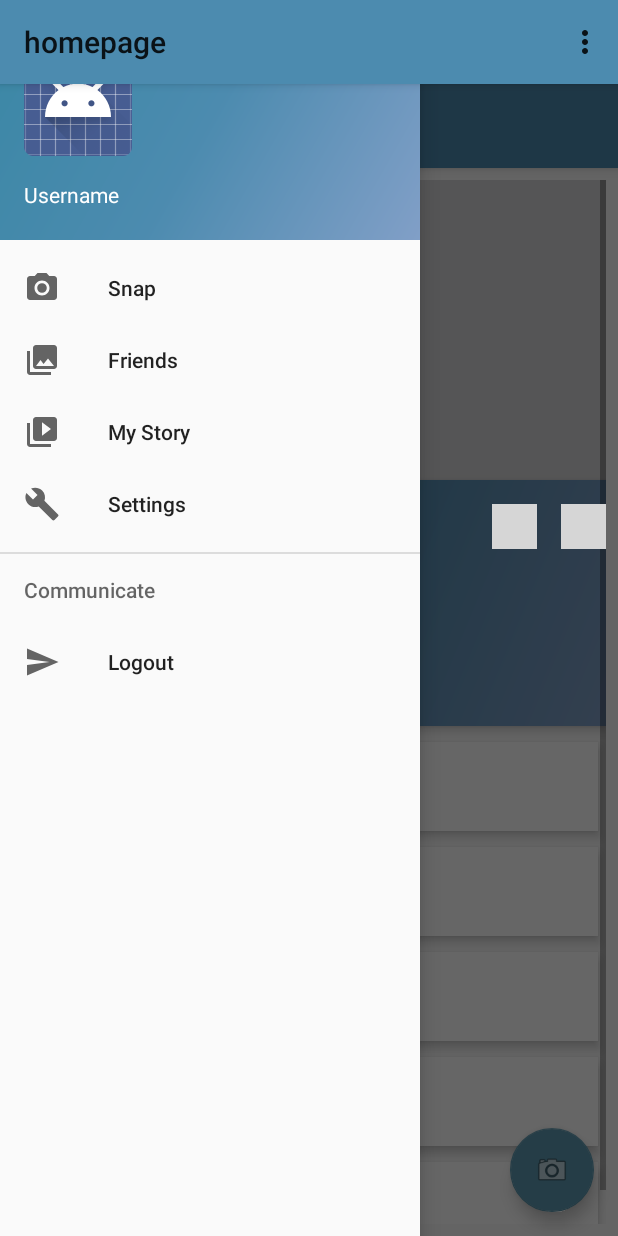
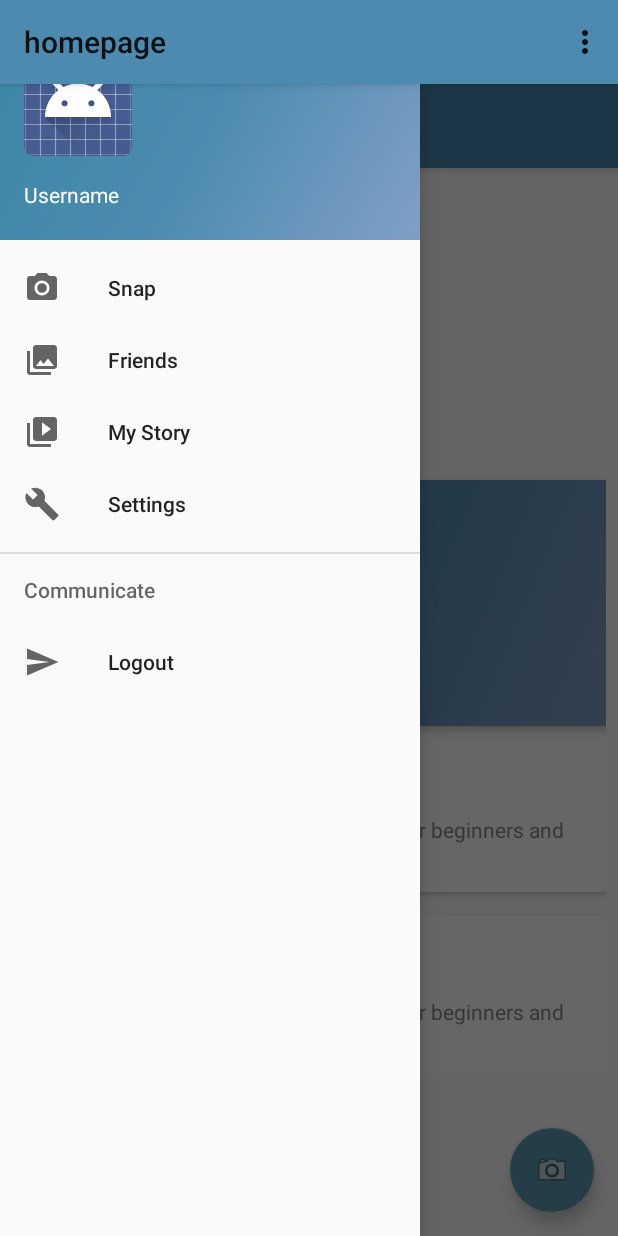
Before and after one commit to nayntisvn/JavaIV_Project_ChatSnap, an Android app: the screen it shows after launch (homepage), with the side drawer open, on a phone screen of 412 x 824 dp. Run offline under Robolectric (Android 15) with nearby library versions, the phone set to English and light mode, and no system bars; our stand-ins replace ButterKnife; 1 statement that could not run was skipped; grey boxes are pictures that could not be loaded.

Commit message:
Ui update 2: content_homepage

```diff
--- a/app/src/main/res/layout/content_homepage.xml
+++ b/app/src/main/res/layout/content_homepage.xml
@@ -11,21 +11,23 @@
     <ScrollView
         android:layout_width="0dp"
         android:layout_height="0dp"
+        android:layout_marginBottom="8dp"
+        android:layout_marginEnd="8dp"
+        android:layout_marginLeft="8dp"
+        android:layout_marginRight="8dp"
+        android:layout_marginStart="8dp"
+        android:layout_marginTop="8dp"
+        app:layout_constraintBottom_toBottomOf="parent"
+        app:layout_constraintHorizontal_bias="0.0"
+        app:layout_constraintLeft_toLeftOf="parent"
+        app:layout_constraintRight_toRightOf="parent"
+        app:layout_constraintTop_toTopOf="parent"
+        app:layout_constraintVertical_bias="0.0"
         tools:ignore="MissingConstraints"
-        tools:layout_constraintTop_creator="1"
+        tools:layout_constraintBottom_creator="1"
+        tools:layout_constraintLeft_creator="1"
         tools:layout_constraintRight_creator="1"
-        tools:layout_constraintBottom_creator="1"
-        android:layout_marginStart="8dp"
-        app:layout_constraintBottom_toBottomOf="parent"
-        android:layout_marginEnd="8dp"
-        app:layout_constraintRight_toRightOf="parent"
-        android:layout_marginTop="8dp"
-        tools:layout_constraintLeft_creator="1"
-        android:layout_marginBottom="8dp"
-        app:layout_constraintLeft_toLeftOf="parent"
-        app:layout_constraintTop_toTopOf="parent"
-        android:layout_marginLeft="8dp"
-        android:layout_marginRight="8dp">
+        tools:layout_constraintTop_creator="1">
 
         <RelativeLayout
             android:layout_width="match_parent"
@@ -35,8 +37,7 @@
                 android:id="@+id/header_cover_image"
                 android:layout_width="match_parent"
                 android:layout_height="200dp"
-                android:scaleType="centerCrop"
-                android:src="@drawable/our_savior" />
+                android:scaleType="centerCrop"/>
 
             <ImageButton
                 android:id="@+id/user_profile_photo"
@@ -45,40 +46,21 @@
                 android:layout_below="@+id/header_cover_image"
                 android:layout_centerHorizontal="true"
                 android:layout_marginTop="-60dp"
-                android:background="@drawable/our_savior"
+                android:background="@drawable/profile_circular_border_imageview"
                 android:elevation="5dp"
                 android:padding="20dp"
-                android:scaleType="centerCrop"
-                android:src="@drawable/our_savior" />
+                android:scaleType="centerCrop" />
 
             <RelativeLayout
                 android:id="@+id/profile_layout"
                 android:layout_width="match_parent"
                 android:layout_height="wrap_content"
+                android:layout_alignParentLeft="true"
+                android:layout_alignParentStart="true"
+                android:layout_below="@+id/header_cover_image"
                 android:background="@drawable/side_nav_bar"
                 android:elevation="4dp"
-                android:paddingBottom="24dp"
-                android:layout_below="@+id/header_cover_image"
-                android:layout_alignParentLeft="true"
-                android:layout_alignParentStart="true">
-
-                <ImageView
-                    android:id="@+id/add_friend"
-                    android:layout_width="30dp"
-                    android:layout_height="30dp"
-                    android:layout_marginLeft="16dp"
-                    android:layout_marginTop="16dp"
-                    android:layout_toLeftOf="@+id/drop_down_option_menu"
-                    android:src="@drawable/our_savior" />
-
-                <ImageView
-                    android:id="@+id/drop_down_option_menu"
-                    android:layout_width="30dp"
-                    android:layout_height="30dp"
-                    android:layout_alignParentRight="true"
-                    android:layout_marginLeft="16dp"
-                    android:layout_marginTop="16dp"
-                    android:src="@drawable/our_savior" />
+                android:paddingBottom="24dp">
 
                 <TextView
                     android:id="@+id/user_profile_name"
@@ -111,60 +93,91 @@
                 android:layout_marginTop="5dp"
                 android:orientation="vertical">
 
-                <TextView
-                    android:layout_width="fill_parent"
+                <android.support.v7.widget.CardView
+                    android:id="@+id/android_card_view_example"
+                    android:layout_width="match_parent"
+                    android:layout_height="wrap_content">
+
+                    <RelativeLayout
+                        android:layout_width="match_parent"
                         android:layout_height="wrap_content"
-                    android:layout_margin="5dp"
                         android:background="#fff"
-                    android:clickable="true"
                         android:elevation="4dp"
-                    android:padding="20dp"
-                    android:text="Android Profile UI Design" />
+                        android:padding="16dp">
+
+                        <ImageView
+                            android:id="@+id/cardview_image"
+                            android:layout_width="wrap_content"
+                            android:layout_height="wrap_content"
+                            android:layout_alignParentTop="true"
+                            android:layout_marginRight="18dp"/>
 
                         <TextView
-                    android:layout_width="fill_parent"
+                            android:id="@+id/cardview_list_title"
+                            android:layout_width="wrap_content"
                             android:layout_height="wrap_content"
-                    android:layout_margin="5dp"
-                    android:layout_marginBottom="3dp"
-                    android:layout_marginTop="3dp"
-                    android:background="#fff"
-                    android:clickable="true"
-                    android:elevation="4dp"
-                    android:padding="20dp"
-                    android:text="Android Profile XMl UI Design" />
+                            android:layout_alignParentTop="true"
+                            android:layout_toRightOf="@+id/cardview_image"
+                            android:paddingBottom="5dp"
+                            android:text="Viral Android"
+                            android:textSize="24sp" />
 
                         <TextView
-                    android:layout_width="fill_parent"
+                            android:id="@+id/short_description"
+                            android:layout_width="wrap_content"
                             android:layout_height="wrap_content"
-                    android:layout_margin="5dp"
+                            android:layout_below="@+id/cardview_list_title"
+                            android:layout_toRightOf="@+id/cardview_image"
+                            android:text="Free android tutorials and examples for beginners and expert."
+                            android:textColor="#8b8b8b" />
+
+                    </RelativeLayout>
+
+                </android.support.v7.widget.CardView>
+
+                <android.support.v7.widget.CardView
+                    android:id="@+id/android_card_view_example1"
+                    android:layout_width="match_parent"
+                    android:layout_height="wrap_content"
+                    android:layout_marginTop="16dp">
+
+                    <RelativeLayout
+                        android:layout_width="match_parent"
+                        android:layout_height="wrap_content"
                         android:background="#fff"
-                    android:clickable="true"
                         android:elevation="4dp"
-                    android:padding="20dp"
-                    android:text="Android Profile UI Design" />
+                        android:padding="16dp">
+
+                        <ImageView
+                            android:id="@+id/cardview_image1"
+                            android:layout_width="wrap_content"
+                            android:layout_height="wrap_content"
+                            android:layout_alignParentTop="true"
+                            android:layout_marginRight="18dp"/>
 
                         <TextView
-                    android:id="@+id/textView"
-                    android:layout_width="fill_parent"
+                            android:id="@+id/cardview_list_title1"
+                            android:layout_width="wrap_content"
                             android:layout_height="wrap_content"
-                    android:layout_margin="5dp"
-                    android:layout_marginBottom="3dp"
-                    android:layout_marginTop="3dp"
-                    android:background="#fff"
-                    android:clickable="true"
-                    android:elevation="4dp"
-                    android:padding="20dp"
-                    android:text="Android Profile XMl UI Design" />
+                            android:layout_alignParentTop="true"
+                            android:layout_toRightOf="@+id/cardview_image1"
+                            android:paddingBottom="5dp"
+                            android:text="Viral Android"
+                            android:textSize="24sp" />
 
                         <TextView
-                    android:layout_width="fill_parent"
+                            android:id="@+id/short_description1"
+                            android:layout_width="wrap_content"
                             android:layout_height="wrap_content"
-                    android:layout_margin="5dp"
-                    android:background="#fff"
-                    android:clickable="true"
-                    android:elevation="4dp"
-                    android:padding="20dp"
-                    android:text="Android Profile UI Design" />
+                            android:layout_below="@+id/cardview_list_title1"
+                            android:layout_toRightOf="@+id/cardview_image1"
+                            android:text="Free android tutorials and examples for beginners and expert."
+                            android:textColor="#8b8b8b" />
+
+                    </RelativeLayout>
+
+                </android.support.v7.widget.CardView>
+
             </LinearLayout>
         </RelativeLayout>
     </ScrollView>
```
Lines whose indentation alone changed are shown as unchanged.
